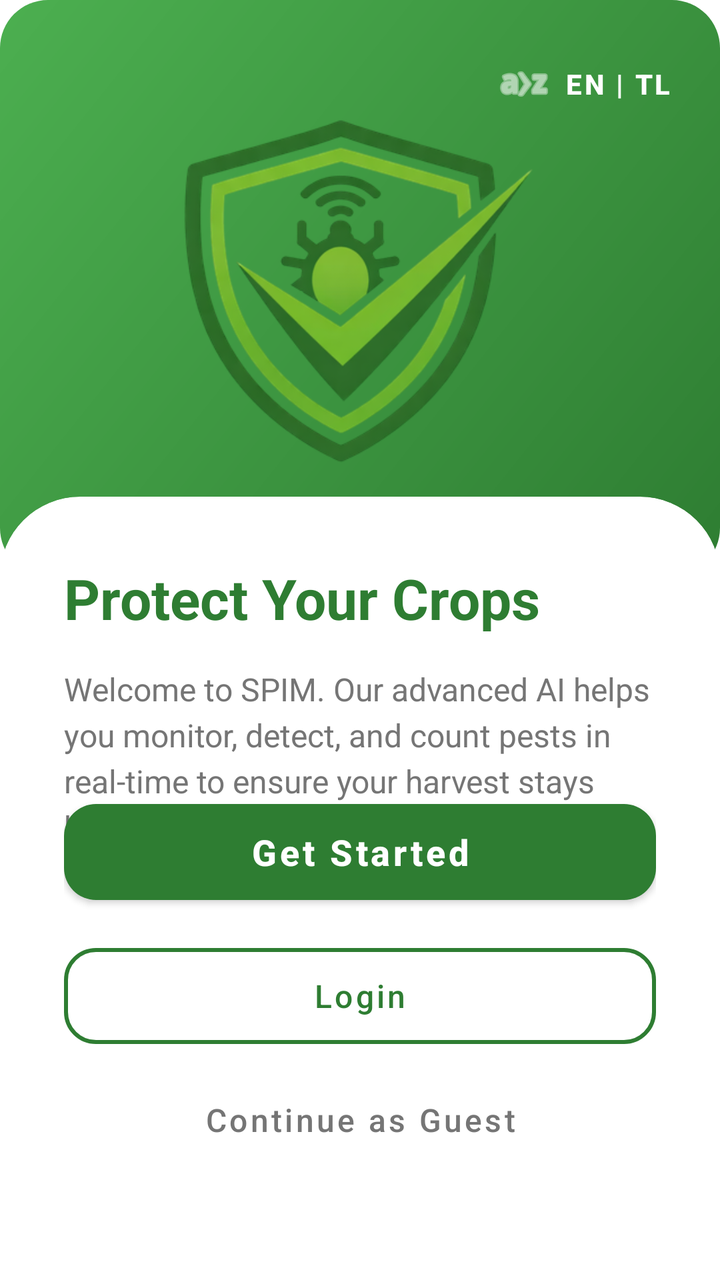
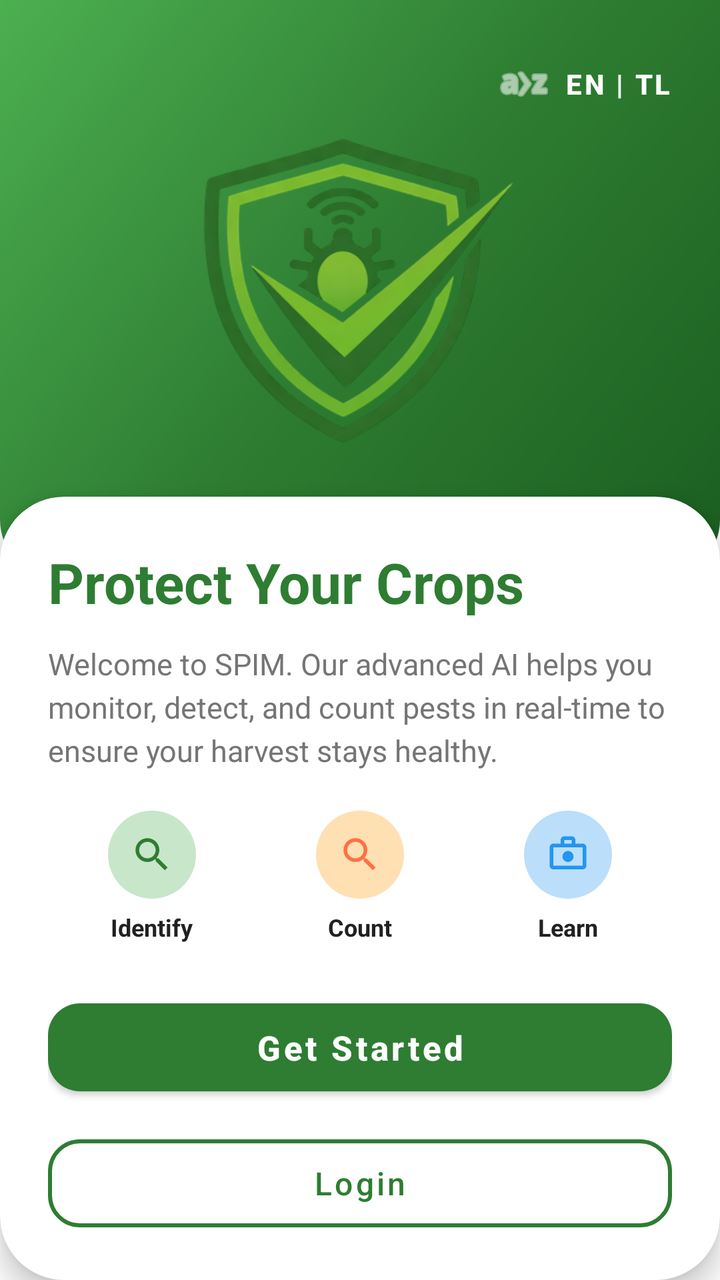

Compare the two renders of this Android layout. The source of the first and the diff that turns it into the second are given below.
<!-- AndroidManifest.xml: application theme Theme.SPIM -->
<!-- res/layout/activity_welcome.xml -->
<?xml version="1.0" encoding="utf-8"?>
<androidx.constraintlayout.widget.ConstraintLayout xmlns:android="http://schemas.android.com/apk/res/android"
    xmlns:app="http://schemas.android.com/apk/res-auto"
    xmlns:tools="http://schemas.android.com/tools"
    android:layout_width="match_parent"
    android:layout_height="match_parent"
    android:background="@color/white">

    
    <View
        android:id="@+id/header_bg"
        android:layout_width="match_parent"
        android:layout_height="0dp"
        android:background="@drawable/header_background"
        app:layout_constraintHeight_percent="0.45"
        app:layout_constraintTop_toTopOf="parent" />

    
    <com.google.android.material.button.MaterialButton
        android:id="@+id/btn_language"
        style="@style/Widget.MaterialComponents.Button.TextButton"
        android:layout_width="wrap_content"
        android:layout_height="wrap_content"
        android:layout_marginTop="16dp"
        android:layout_marginEnd="16dp"
        android:text="EN | TL"
        android:textColor="@color/white"
        android:textStyle="bold"
        app:icon="@android:drawable/ic_menu_sort_alphabetically"
        app:iconTint="@color/white"
        app:layout_constraintEnd_toEndOf="parent"
        app:layout_constraintTop_toTopOf="parent" />

    <ImageView
        android:id="@+id/illustration_icon"
        android:layout_width="180dp"
        android:layout_height="180dp"
        android:src="@drawable/logo"
        app:layout_constraintBottom_toBottomOf="@id/header_bg"
        app:layout_constraintEnd_toEndOf="parent"
        app:layout_constraintStart_toStartOf="parent"
        app:layout_constraintTop_toTopOf="@id/header_bg" />

    
    <androidx.cardview.widget.CardView
        android:id="@+id/info_card"
        android:layout_width="match_parent"
        android:layout_height="0dp"
        android:layout_marginTop="-40dp"
        app:cardCornerRadius="40dp"
        app:cardElevation="0dp"
        app:layout_constraintBottom_toBottomOf="parent"
        app:layout_constraintTop_toBottomOf="@id/header_bg">

        <androidx.constraintlayout.widget.ConstraintLayout
            android:layout_width="match_parent"
            android:layout_height="match_parent"
            android:padding="32dp">

            <TextView
                android:id="@+id/welcome_title"
                android:layout_width="wrap_content"
                android:layout_height="wrap_content"
                android:text="@string/welcome_title"
                android:textColor="@color/primary_green"
                android:textSize="28sp"
                android:textStyle="bold"
                app:layout_constraintStart_toStartOf="parent"
                app:layout_constraintTop_toTopOf="parent" />

            <TextView
                android:id="@+id/welcome_desc"
                android:layout_width="match_parent"
                android:layout_height="wrap_content"
                android:layout_marginTop="16dp"
                android:lineSpacingExtra="4dp"
                android:text="@string/welcome_desc"
                android:textColor="@color/text_secondary"
                android:textSize="16sp"
                app:layout_constraintTop_toBottomOf="@id/welcome_title" />

            
            <LinearLayout
                android:layout_width="match_parent"
                android:layout_height="wrap_content"
                android:orientation="vertical"
                android:layout_marginBottom="24dp"
                app:layout_constraintBottom_toBottomOf="parent">

                <com.google.android.material.button.MaterialButton
                    android:id="@+id/btn_get_started"
                    style="@style/Widget.MaterialComponents.Button"
                    android:layout_width="match_parent"
                    android:layout_height="60dp"
                    android:text="@string/btn_get_started"
                    android:textAllCaps="false"
                    android:textSize="18sp"
                    android:textStyle="bold"
                    app:backgroundTint="@color/primary_green"
                    app:cornerRadius="16dp" />

                <com.google.android.material.button.MaterialButton
                    android:id="@+id/btn_login"
                    style="@style/Widget.MaterialComponents.Button.OutlinedButton"
                    android:layout_width="match_parent"
                    android:layout_height="60dp"
                    android:layout_marginTop="12dp"
                    android:text="@string/btn_login"
                    android:textAllCaps="false"
                    android:textColor="@color/primary_green"
                    android:textSize="16sp"
                    app:cornerRadius="16dp"
                    app:strokeColor="@color/primary_green"
                    app:strokeWidth="2dp" />

                <com.google.android.material.button.MaterialButton
                    android:id="@+id/btn_continue_guest"
                    style="@style/Widget.MaterialComponents.Button.TextButton"
                    android:layout_width="match_parent"
                    android:layout_height="wrap_content"
                    android:layout_marginTop="8dp"
                    android:text="@string/btn_continue_guest"
                    android:textAllCaps="false"
                    android:textColor="@color/text_secondary"
                    android:textSize="16sp" />

            </LinearLayout>

        </androidx.constraintlayout.widget.ConstraintLayout>
    </androidx.cardview.widget.CardView>

</androidx.constraintlayout.widget.ConstraintLayout>
<!-- resources referenced by this layout -->
<resources>
  <color name="primary_green">#2E7D32</color>
  <color name="text_secondary">#757575</color>
  <color name="white">#FFFFFFFF</color>
  <!-- drawable header_background (drawable) -->
  <?xml version="1.0" encoding="utf-8"?>
  <shape xmlns:android="http://schemas.android.com/apk/res/android"
      android:shape="rectangle">
      <gradient
          android:startColor="@color/gradient_start"
          android:endColor="@color/gradient_end"
          android:angle="135" />
      <corners android:radius="24dp" />
  </shape>
  <string name="btn_login">Login</string>
  <color name="gradient_start">#2E7D32</color>
  <color name="gradient_end">#4CAF50</color>
  <color name="text_primary">#212121</color>
  <color name="text_hint">#BDBDBD</color>
  <color name="error_red">#F44336</color>
  <color name="accent_orange">#FF7043</color>
  <!-- unchanged entries left out for length: 11 -->
</resources>

<!-- the commit's change to res/layout/activity_welcome.xml (unified diff, before → after) -->
@@ -11,7 +11,7 @@
         android:id="@+id/header_bg"
         android:layout_width="match_parent"
         android:layout_height="0dp"
-        android:background="@drawable/header_background"
+        android:background="@drawable/bg_home_header"
         app:layout_constraintHeight_percent="0.45"
         app:layout_constraintTop_toTopOf="parent" />
 
@@ -33,8 +33,8 @@
 
     <ImageView
         android:id="@+id/illustration_icon"
-        android:layout_width="180dp"
-        android:layout_height="180dp"
+        android:layout_width="160dp"
+        android:layout_height="160dp"
         android:src="@drawable/logo"
         app:layout_constraintBottom_toBottomOf="@id/header_bg"
         app:layout_constraintEnd_toEndOf="parent"
@@ -47,86 +47,207 @@
         android:layout_width="match_parent"
         android:layout_height="0dp"
         android:layout_marginTop="-40dp"
-        app:cardCornerRadius="40dp"
-        app:cardElevation="0dp"
+        app:cardCornerRadius="32dp"
+        app:cardElevation="8dp"
         app:layout_constraintBottom_toBottomOf="parent"
         app:layout_constraintTop_toBottomOf="@id/header_bg">
 
-        <androidx.constraintlayout.widget.ConstraintLayout
+        <androidx.core.widget.NestedScrollView
             android:layout_width="match_parent"
             android:layout_height="match_parent"
-            android:padding="32dp">
-
-            <TextView
-                android:id="@+id/welcome_title"
-                android:layout_width="wrap_content"
-                android:layout_height="wrap_content"
-                android:text="@string/welcome_title"
-                android:textColor="@color/primary_green"
-                android:textSize="28sp"
-                android:textStyle="bold"
-                app:layout_constraintStart_toStartOf="parent"
-                app:layout_constraintTop_toTopOf="parent" />
-
-            <TextView
-                android:id="@+id/welcome_desc"
+            android:fillViewport="true">
+
+            <androidx.constraintlayout.widget.ConstraintLayout
                 android:layout_width="match_parent"
                 android:layout_height="wrap_content"
-                android:layout_marginTop="16dp"
-                android:lineSpacingExtra="4dp"
-                android:text="@string/welcome_desc"
-                android:textColor="@color/text_secondary"
-                android:textSize="16sp"
-                app:layout_constraintTop_toBottomOf="@id/welcome_title" />
-
-            
-            <LinearLayout
-                android:layout_width="match_parent"
-                android:layout_height="wrap_content"
-                android:orientation="vertical"
-                android:layout_marginBottom="24dp"
-                app:layout_constraintBottom_toBottomOf="parent">
-
-                <com.google.android.material.button.MaterialButton
-                    android:id="@+id/btn_get_started"
-                    style="@style/Widget.MaterialComponents.Button"
-                    android:layout_width="match_parent"
-                    android:layout_height="60dp"
-                    android:text="@string/btn_get_started"
-                    android:textAllCaps="false"
-                    android:textSize="18sp"
+                android:padding="24dp">
+
+                <TextView
+                    android:id="@+id/welcome_title"
+                    android:layout_width="match_parent"
+                    android:layout_height="wrap_content"
+                    android:text="@string/welcome_title"
+                    android:textColor="@color/primary_green"
+                    android:textSize="28sp"
                     android:textStyle="bold"
-                    app:backgroundTint="@color/primary_green"
-                    app:cornerRadius="16dp" />
-
-                <com.google.android.material.button.MaterialButton
-                    android:id="@+id/btn_login"
-                    style="@style/Widget.MaterialComponents.Button.OutlinedButton"
-                    android:layout_width="match_parent"
-                    android:layout_height="60dp"
+                    app:layout_constraintStart_toStartOf="parent"
+                    app:layout_constraintEnd_toEndOf="parent"
+                    app:layout_constraintTop_toTopOf="parent" />
+
+                <TextView
+                    android:id="@+id/welcome_desc"
+                    android:layout_width="match_parent"
+                    android:layout_height="wrap_content"
                     android:layout_marginTop="12dp"
-                    android:text="@string/btn_login"
-                    android:textAllCaps="false"
-                    android:textColor="@color/primary_green"
-                    android:textSize="16sp"
-                    app:cornerRadius="16dp"
-                    app:strokeColor="@color/primary_green"
-                    app:strokeWidth="2dp" />
-
-                <com.google.android.material.button.MaterialButton
-                    android:id="@+id/btn_continue_guest"
-                    style="@style/Widget.MaterialComponents.Button.TextButton"
-                    android:layout_width="match_parent"
-                    android:layout_height="wrap_content"
-                    android:layout_marginTop="8dp"
-                    android:text="@string/btn_continue_guest"
-                    android:textAllCaps="false"
+                    android:lineSpacingExtra="4dp"
+                    android:text="@string/welcome_desc"
                     android:textColor="@color/text_secondary"
-                    android:textSize="16sp" />
-
-            </LinearLayout>
-
-        </androidx.constraintlayout.widget.ConstraintLayout>
+                    android:textSize="15sp"
+                    app:layout_constraintTop_toBottomOf="@id/welcome_title" />
+
+                
+                <LinearLayout
+                    android:id="@+id/feature_highlights"
+                    android:layout_width="match_parent"
+                    android:layout_height="wrap_content"
+                    android:layout_marginTop="20dp"
+                    android:orientation="horizontal"
+                    android:gravity="center"
+                    app:layout_constraintTop_toBottomOf="@id/welcome_desc">
+
+                    
+                    <LinearLayout
+                        android:layout_width="0dp"
+                        android:layout_height="wrap_content"
+                        android:layout_weight="1"
+                        android:gravity="center"
+                        android:orientation="vertical">
+
+                        <FrameLayout
+                            android:layout_width="44dp"
+                            android:layout_height="44dp">
+                            <View
+                                android:layout_width="44dp"
+                                android:layout_height="44dp"
+                                android:background="@drawable/bg_icon_circle_green" />
+                            <ImageView
+                                android:layout_width="22dp"
+                                android:layout_height="22dp"
+                                android:layout_gravity="center"
+                                android:src="@drawable/ic_search"
+                                app:tint="@color/primary_green" />
+                        </FrameLayout>
+
+                        <TextView
+                            android:layout_width="wrap_content"
+                            android:layout_height="wrap_content"
+                            android:layout_marginTop="6dp"
+                            android:text="Identify"
+                            android:textColor="@color/text_primary"
+                            android:textSize="12sp"
+                            android:textStyle="bold" />
+                    </LinearLayout>
+
+                    
+                    <LinearLayout
+                        android:layout_width="0dp"
+                        android:layout_height="wrap_content"
+                        android:layout_weight="1"
+                        android:gravity="center"
+                        android:orientation="vertical">
+
+                        <FrameLayout
+                            android:layout_width="44dp"
+                            android:layout_height="44dp">
+                            <View
+                                android:layout_width="44dp"
+                                android:layout_height="44dp"
+                                android:background="@drawable/bg_icon_circle_orange" />
+                            <ImageView
+                                android:layout_width="22dp"
+                                android:layout_height="22dp"
+                                android:layout_gravity="center"
+                                android:src="@drawable/ic_analyze"
+                                app:tint="@color/accent_orange" />
+                        </FrameLayout>
+
+                        <TextView
+                            android:layout_width="wrap_content"
+                            android:layout_height="wrap_content"
+                            android:layout_marginTop="6dp"
+                            android:text="Count"
+                            android:textColor="@color/text_primary"
+                            android:textSize="12sp"
+                            android:textStyle="bold" />
+                    </LinearLayout>
+
+                    
+                    <LinearLayout
+                        android:layout_width="0dp"
+                        android:layout_height="wrap_content"
+                        android:layout_weight="1"
+                        android:gravity="center"
+                        android:orientation="vertical">
+
+                        <FrameLayout
+                            android:layout_width="44dp"
+                            android:layout_height="44dp">
+                            <View
+                                android:layout_width="44dp"
+                                android:layout_height="44dp"
+                                android:background="@drawable/bg_icon_circle_blue" />
+                            <ImageView
+                                android:layout_width="22dp"
+                                android:layout_height="22dp"
+                                android:layout_gravity="center"
+                                android:src="@drawable/ic_pest"
+                                app:tint="@color/info_blue" />
+                        </FrameLayout>
+
+                        <TextView
+                            android:layout_width="wrap_content"
+                            android:layout_height="wrap_content"
+                            android:layout_marginTop="6dp"
+                            android:text="Learn"
+                            android:textColor="@color/text_primary"
+                            android:textSize="12sp"
+                            android:textStyle="bold" />
+                    </LinearLayout>
+                </LinearLayout>
+
+                
+                <LinearLayout
+                    android:id="@+id/action_buttons_container"
+                    android:layout_width="match_parent"
+                    android:layout_height="wrap_content"
+                    android:orientation="vertical"
+                    android:layout_marginTop="24dp"
+                    android:layout_marginBottom="8dp"
+                    app:layout_constraintTop_toBottomOf="@id/feature_highlights"
+                    app:layout_constraintBottom_toBottomOf="parent"
+                    app:layout_constraintVertical_bias="1.0">
+
+                    <com.google.android.material.button.MaterialButton
+                        android:id="@+id/btn_get_started"
+                        style="@style/Widget.MaterialComponents.Button"
+                        android:layout_width="match_parent"
+                        android:layout_height="56dp"
+                        android:text="@string/btn_get_started"
+                        android:textAllCaps="false"
+                        android:textSize="17sp"
+                        android:textStyle="bold"
+                        app:backgroundTint="@color/primary_green"
+                        app:cornerRadius="16dp" />
+
+                    <com.google.android.material.button.MaterialButton
+                        android:id="@+id/btn_login"
+                        style="@style/Widget.MaterialComponents.Button.OutlinedButton"
+                        android:layout_width="match_parent"
+                        android:layout_height="56dp"
+                        android:layout_marginTop="12dp"
+                        android:text="@string/btn_login"
+                        android:textAllCaps="false"
+                        android:textColor="@color/primary_green"
+                        android:textSize="16sp"
+                        app:cornerRadius="16dp"
+                        app:strokeColor="@color/primary_green"
+                        app:strokeWidth="2dp" />
+
+                    <com.google.android.material.button.MaterialButton
+                        android:id="@+id/btn_continue_guest"
+                        style="@style/Widget.MaterialComponents.Button.TextButton"
+                        android:layout_width="match_parent"
+                        android:layout_height="wrap_content"
+                        android:layout_marginTop="8dp"
+                        android:text="@string/btn_continue_guest"
+                        android:textAllCaps="false"
+                        android:textColor="@color/text_secondary"
+                        android:textSize="15sp" />
+
+                </LinearLayout>
+
+            </androidx.constraintlayout.widget.ConstraintLayout>
+        </androidx.core.widget.NestedScrollView>
     </androidx.cardview.widget.CardView>
 
 </androidx.constraintlayout.widget.ConstraintLayout>
<!-- resource entries referenced after the edit -->
@@ -3,23 +3,94 @@
   <color name="primary_green">#2E7D32</color>
   <color name="text_secondary">#757575</color>
   <color name="white">#FFFFFFFF</color>
-  <!-- drawable header_background (drawable) -->
+  <!-- drawable bg_home_header (drawable) -->
+  <?xml version="1.0" encoding="utf-8"?>
+  <shape xmlns:android="http://schemas.android.com/apk/res/android">
+      <gradient
+          android:angle="135"
+          android:startColor="@color/primary_green_dark"
+          android:centerColor="@color/primary_green"
+          android:endColor="@color/primary_green_light"
+          android:type="linear" />
+      <corners
+          android:bottomLeftRadius="28dp"
+          android:bottomRightRadius="28dp" />
+  </shape>
+  <!-- drawable bg_icon_circle_blue (drawable) -->
   <?xml version="1.0" encoding="utf-8"?>
   <shape xmlns:android="http://schemas.android.com/apk/res/android"
-      android:shape="rectangle">
-      <gradient
-          android:startColor="@color/gradient_start"
-          android:endColor="@color/gradient_end"
-          android:angle="135" />
-      <corners android:radius="24dp" />
+      android:shape="oval">
+      <solid android:color="@color/icon_bg_blue" />
+      <size
+          android:width="44dp"
+          android:height="44dp" />
   </shape>
+  <!-- drawable bg_icon_circle_green (drawable) -->
+  <?xml version="1.0" encoding="utf-8"?>
+  <shape xmlns:android="http://schemas.android.com/apk/res/android"
+      android:shape="oval">
+      <solid android:color="@color/icon_bg_green" />
+      <size
+          android:width="44dp"
+          android:height="44dp" />
+  </shape>
+  <!-- drawable bg_icon_circle_orange (drawable) -->
+  <?xml version="1.0" encoding="utf-8"?>
+  <shape xmlns:android="http://schemas.android.com/apk/res/android"
+      android:shape="oval">
+      <solid android:color="@color/icon_bg_orange" />
+      <size
+          android:width="44dp"
+          android:height="44dp" />
+  </shape>
+  <!-- drawable ic_analyze (drawable) -->
+  <?xml version="1.0" encoding="utf-8"?>
+  <vector xmlns:android="http://schemas.android.com/apk/res/android"
+      android:width="24dp"
+      android:height="24dp"
+      android:viewportWidth="24"
+      android:viewportHeight="24"
+      android:tint="@color/white">
+      <path
+          android:fillColor="@android:color/white"
+          android:pathData="M9.5,3A6.5,6.5 0,0 1,16 9.5c0,1.61 -0.59,3.09 -1.56,4.23l0.27,0.27h0.79l5,5l-1.5,1.5l-5,-5v-0.79l-0.27,-0.27A6.516,6.516 0,0 1,9.5 16A6.5,6.5 0,0 1,3 9.5A6.5,6.5 0,0 1,9.5 3M9.5,5C7,5 5,7 5,9.5C5,12 7,14 9.5,14C12,14 14,12 14,9.5C14,7 12,5 9.5,5Z"/>
+  </vector>
+  <!-- drawable ic_pest (drawable) -->
+  <?xml version="1.0" encoding="utf-8"?>
+  <vector xmlns:android="http://schemas.android.com/apk/res/android"
+      android:width="24dp"
+      android:height="24dp"
+      android:viewportWidth="24"
+      android:viewportHeight="24">
+      <path
+          android:fillColor="@android:color/white"
+          android:pathData="M10,2c-1.1,0 -2,0.9 -2,2v2H4c-1.1,0 -2,0.9 -2,2v10c0,1.1 0.9,2 2,2h16c1.1,0 2,-0.9 2,-2V8c0,-1.1 -0.9,-2 -2,-2h-4V4c0,-1.1 -0.9,-2 -2,-2h-4zM10,4h4v2h-4V4zM4,8h16v10H4V8z"/>
+      <path
+          android:fillColor="@android:color/white"
+          android:pathData="M12,10c-1.66,0 -3,1.34 -3,3s1.34,3 3,3 3,-1.34 3,-3 -1.34,-3 -3,-3z"/>
+  </vector>
+  <!-- drawable ic_search (drawable) -->
+  <?xml version="1.0" encoding="utf-8"?>
+  <vector xmlns:android="http://schemas.android.com/apk/res/android"
+      android:width="24dp"
+      android:height="24dp"
+      android:viewportWidth="24"
+      android:viewportHeight="24"
+      android:tint="@color/primary_green">
+      <path
+          android:fillColor="@android:color/white"
+          android:pathData="M15.5,14h-0.79l-0.28,-0.27C15.41,12.59 16,11.11 16,9.5 16,5.91 13.09,3 9.5,3S3,5.91 3,9.5 5.91,16 9.5,16c1.61,0 3.09,-0.59 4.23,-1.57l0.27,0.28v0.79l5,4.99L20.49,19l-4.99,-5zM9.5,14C7.01,14 5,11.99 5,9.5S7.01,5 9.5,5 14,7.01 14,9.5 11.99,14 9.5,14z"/>
+  </vector>
   <string name="btn_login">Login</string>
-  <color name="gradient_start">#2E7D32</color>
-  <color name="gradient_end">#4CAF50</color>
+  <color name="primary_green_light">#4CAF50</color>
+  <color name="icon_bg_blue">#BBDEFB</color>
+  <color name="icon_bg_green">#C8E6C9</color>
+  <color name="icon_bg_orange">#FFE0B2</color>
   <color name="text_primary">#212121</color>
   <color name="text_hint">#BDBDBD</color>
   <color name="error_red">#F44336</color>
   <color name="accent_orange">#FF7043</color>
+  <color name="info_blue">#2196F3</color>
   <!-- unchanged entries left out for length: 11 -->
 </resources>
 
